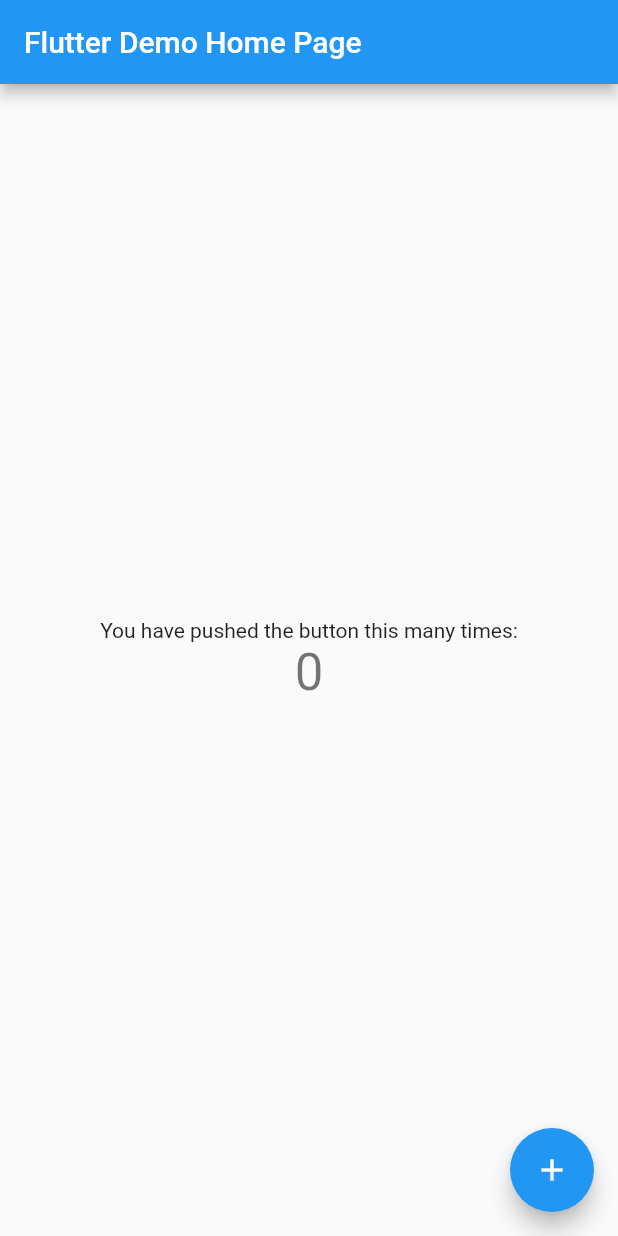
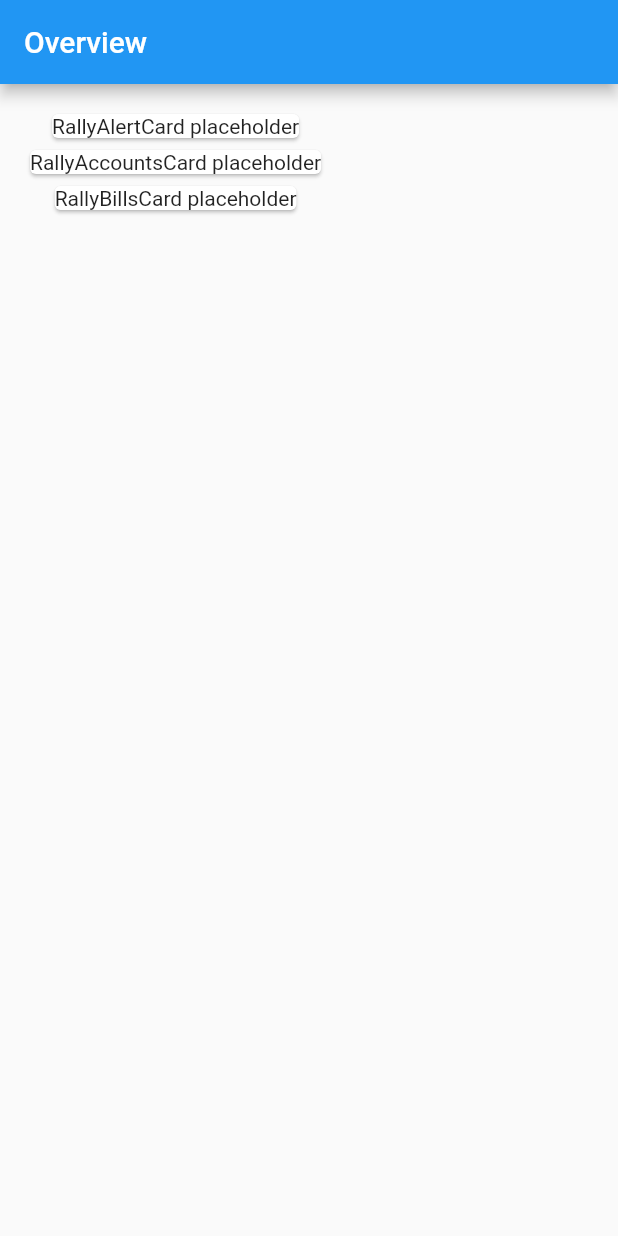
Before and after one commit to miksen/rally, a Flutter app: the screen it shows after launch, on a phone screen of 412 x 824 dp. Run offline on Flutter 3.47's test engine with Material 2 defaults, Android fonts, the phone set to English and light mode, and no system bars.

Commit message:
Stub out app

```diff
--- a/lib/main.dart
+++ b/lib/main.dart
@@ -1,111 +1,44 @@
 import 'package:flutter/material.dart';
 
-void main() => runApp(MyApp());
+import 'rallycards.dart';
 
-class MyApp extends StatelessWidget {
-  // This widget is the root of your application.
+void main() => runApp(RallyApp());
+
+class RallyApp extends StatelessWidget {
   @override
   Widget build(BuildContext context) {
     return MaterialApp(
-      title: 'Flutter Demo',
+      title: 'Rally',
       theme: ThemeData(
-        // This is the theme of your application.
-        //
-        // Try running your application with "flutter run". You'll see the
-        // application has a blue toolbar. Then, without quitting the app, try
-        // changing the primarySwatch below to Colors.green and then invoke
-        // "hot reload" (press "r" in the console where you ran "flutter run",
-        // or simply save your changes to "hot reload" in a Flutter IDE).
-        // Notice that the counter didn't reset back to zero; the application
-        // is not restarted.
         primarySwatch: Colors.blue,
       ),
-      home: MyHomePage(title: 'Flutter Demo Home Page'),
+      home: RallyHome(),
     );
   }
 }
 
-class MyHomePage extends StatefulWidget {
-  MyHomePage({Key key, this.title}) : super(key: key);
-
-  // This widget is the home page of your application. It is stateful, meaning
-  // that it has a State object (defined below) that contains fields that affect
-  // how it looks.
-
-  // This class is the configuration for the state. It holds the values (in this
-  // case the title) provided by the parent (in this case the App widget) and
-  // used by the build method of the State. Fields in a Widget subclass are
-  // always marked "final".
-
-  final String title;
-
+class RallyHome extends StatelessWidget {
   @override
-  _MyHomePageState createState() => _MyHomePageState();
-}
-
-class _MyHomePageState extends State<MyHomePage> {
-  int _counter = 0;
-
-  void _incrementCounter() {
-    setState(() {
-      // This call to setState tells the Flutter framework that something has
-      // changed in this State, which causes it to rerun the build method below
-      // so that the display can reflect the updated values. If we changed
-      // _counter without calling setState(), then the build method would not be
-      // called again, and so nothing would appear to happen.
-      _counter++;
-    });
+  Widget build(BuildContext context) {
+    return Scaffold(appBar: buildAppBar(), body: buildBody());
   }
 
-  @override
-  Widget build(BuildContext context) {
-    // This method is rerun every time setState is called, for instance as done
-    // by the _incrementCounter method above.
-    //
-    // The Flutter framework has been optimized to make rerunning build methods
-    // fast, so that you can just rebuild anything that needs updating rather
-    // than having to individually change instances of widgets.
-    return Scaffold(
-      appBar: AppBar(
-        // Here we take the value from the MyHomePage object that was created by
-        // the App.build method, and use it to set our appbar title.
-        title: Text(widget.title),
+  AppBar buildAppBar() {
+    return AppBar(
+      title: Text('Overview'),
+    );
+  }
+
+  Widget buildBody() {
+    return Padding(
+      padding: const EdgeInsets.all(16),
+      child: Column(
+        children: <Widget>[
+          RallyAlertCard(),
+          RallyAccountsCard(),
+          RallyBillsCard(),
+        ],
       ),
-      body: Center(
-        // Center is a layout widget. It takes a single child and positions it
-        // in the middle of the parent.
-        child: Column(
-          // Column is also layout widget. It takes a list of children and
-          // arranges them vertically. By default, it sizes itself to fit its
-          // children horizontally, and tries to be as tall as its parent.
-          //
-          // Invoke "debug painting" (press "p" in the console, choose the
-          // "Toggle Debug Paint" action from the Flutter Inspector in Android
-          // Studio, or the "Toggle Debug Paint" command in Visual Studio Code)
-          // to see the wireframe for each widget.
-          //
-          // Column has various properties to control how it sizes itself and
-          // how it positions its children. Here we use mainAxisAlignment to
-          // center the children vertically; the main axis here is the vertical
-          // axis because Columns are vertical (the cross axis would be
-          // horizontal).
-          mainAxisAlignment: MainAxisAlignment.center,
-          children: <Widget>[
-            Text(
-              'You have pushed the button this many times:',
-            ),
-            Text(
-              '$_counter',
-              style: Theme.of(context).textTheme.display1,
-            ),
-          ],
-        ),
-      ),
-      floatingActionButton: FloatingActionButton(
-        onPressed: _incrementCounter,
-        tooltip: 'Increment',
-        child: Icon(Icons.add),
-      ), // This trailing comma makes auto-formatting nicer for build methods.
     );
   }
 }
--- /dev/null
+++ b/lib/rallycards.dart
@@ -0,0 +1,28 @@
+import 'package:flutter/material.dart';
+
+class RallyAlertCard extends StatelessWidget {
+  @override
+  Widget build(BuildContext context) {
+    return Card(
+      child: Text('RallyAlertCard placeholder'),
+    );
+  }
+}
+
+class RallyAccountsCard extends StatelessWidget {
+  @override
+  Widget build(BuildContext context) {
+    return Card(
+      child: Text('RallyAccountsCard placeholder'),
+    );
+  }
+}
+
+class RallyBillsCard extends StatelessWidget {
+  @override
+  Widget build(BuildContext context) {
+    return Card(
+      child: Text('RallyBillsCard placeholder'),
+    );
+  }
+}
```
Also changed, not shown: 1 other file.
